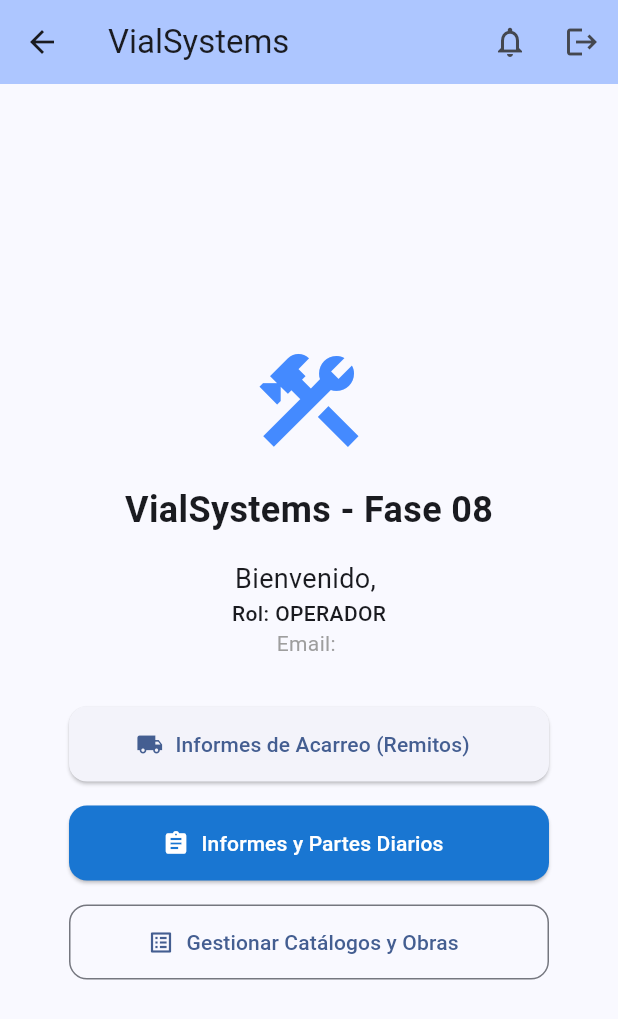
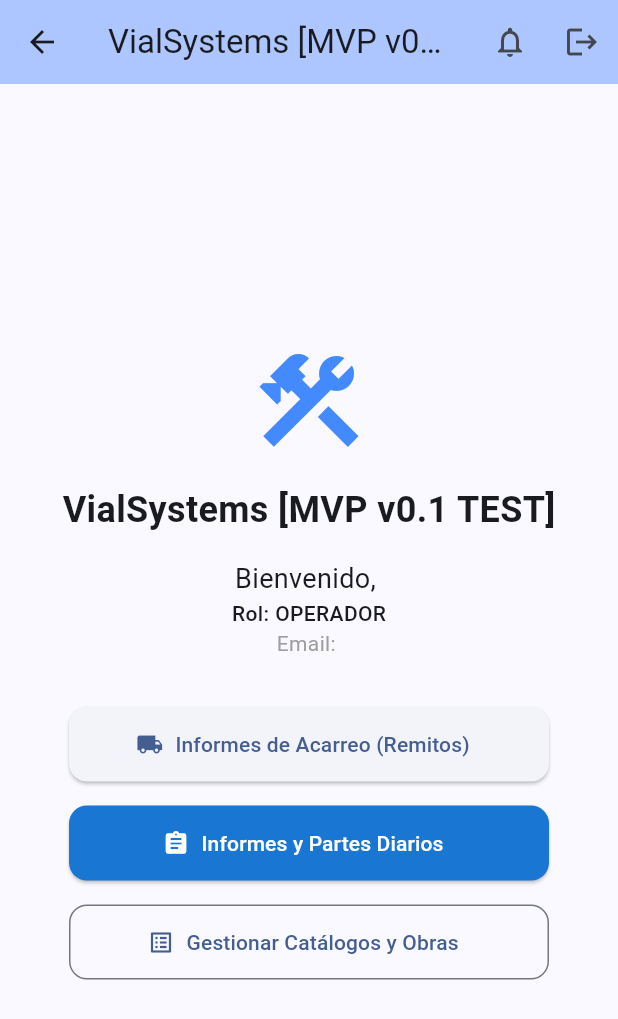
Before and after one commit to Rodakis/vialsystems-platform, a Flutter app: the HomeScreen screen opened directly, on a phone screen of 412 x 824 dp. Shown: the top 1019 px of the screen. Run offline on Flutter 3.47's test engine with Material 3 defaults, Android fonts, the phone set to English and light mode, and no system bars; our stand-ins replace image_picker, pdf, printing, shared_preferences, supabase_flutter; accounts and stored records are empty.

Commit message:
feat: agregar tag MVP v0.1 TEST y declarar permisos en AndroidManifest para pruebas reales

```diff
--- a/vial_systems/lib/features/admin/presentation/screens/admin_dashboard_screen.dart
+++ b/vial_systems/lib/features/admin/presentation/screens/admin_dashboard_screen.dart
@@ -22,7 +22,7 @@ class _AdminDashboardScreenState extends State<AdminDashboardScreen> {
   Widget build(BuildContext context) {
     return Scaffold(
       appBar: AppBar(
-        title: const Text('VialSystems - Panel Administrativo'),
+        title: const Text('VialSystems - Panel Administrativo [MVP v0.1 TEST]'),
         actions: [
           const NotificationBell(),
           IconButton(
--- a/vial_systems/lib/features/auth/presentation/screens/login_screen.dart
+++ b/vial_systems/lib/features/auth/presentation/screens/login_screen.dart
@@ -91,7 +91,7 @@ class _LoginScreenState extends State<LoginScreen> {
                 const Icon(Icons.local_shipping, size: 100, color: Colors.blueAccent),
                 const SizedBox(height: 32),
                 const Text(
-                  'VialSystems',
+                  'VialSystems [MVP v0.1 TEST]',
                   style: TextStyle(fontSize: 28, fontWeight: FontWeight.bold),
                 ),
                 const SizedBox(height: 8),
--- a/vial_systems/lib/features/home/presentation/screens/home_screen.dart
+++ b/vial_systems/lib/features/home/presentation/screens/home_screen.dart
@@ -17,7 +17,7 @@ class HomeScreen extends StatelessWidget {
 
     return Scaffold(
       appBar: AppBar(
-        title: const Text('VialSystems'),
+        title: const Text('VialSystems [MVP v0.1 TEST]'),
         backgroundColor: Theme.of(context).colorScheme.inversePrimary,
         actions: [
           const NotificationBell(),
@@ -40,7 +40,7 @@ class HomeScreen extends StatelessWidget {
               const Icon(Icons.construction, size: 80, color: Colors.blueAccent),
               const SizedBox(height: 16),
               const Text(
-                'VialSystems - Fase 08',
+                'VialSystems [MVP v0.1 TEST]',
                 style: TextStyle(fontSize: 24, fontWeight: FontWeight.bold),
               ),
               const SizedBox(height: 16),
```
Also changed, not shown: 1 other file.
